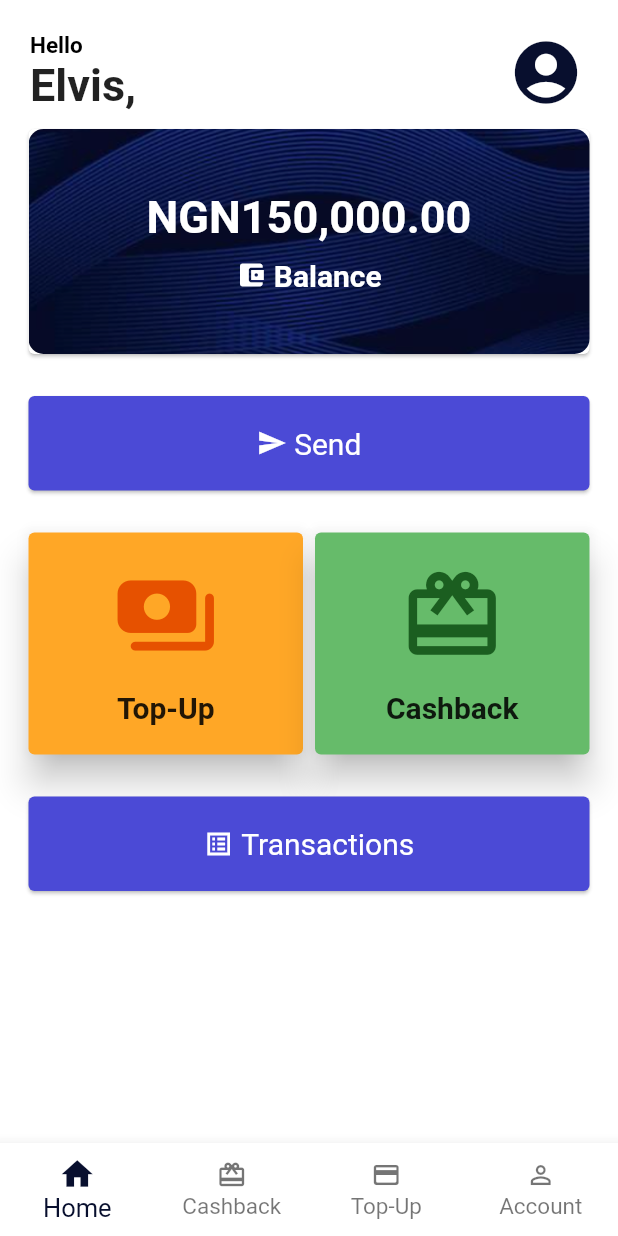
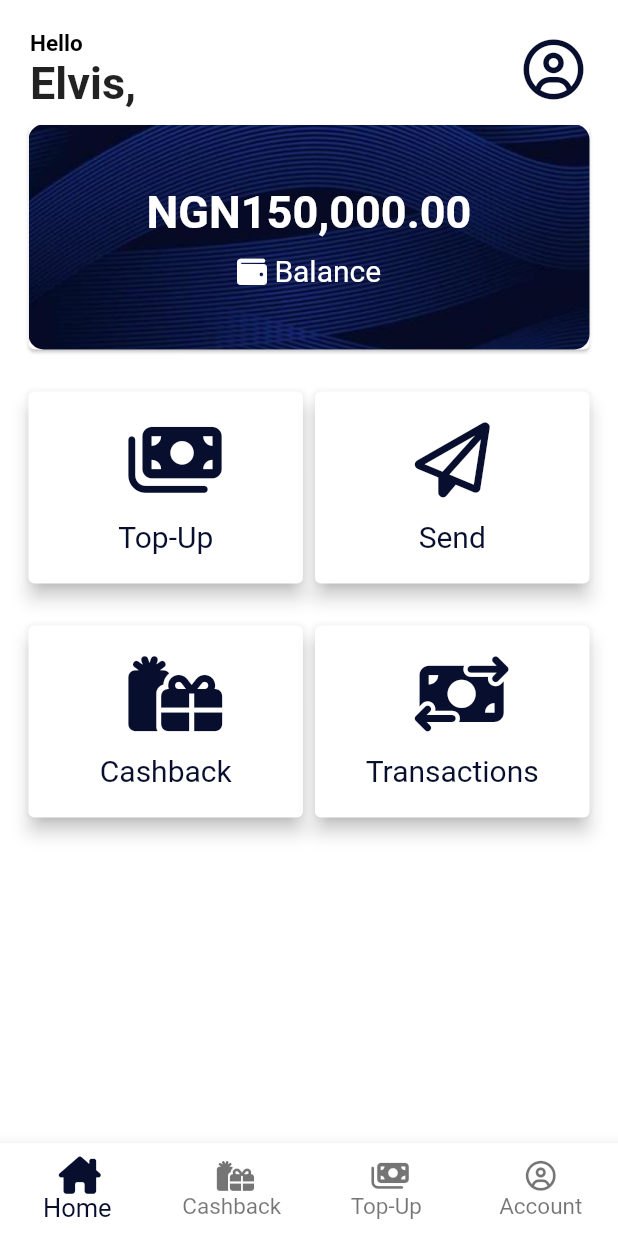
Before and after one commit to elvis-onobo/cashback, a Flutter app: the BottomNavigation screen opened by its route, on a phone screen of 412 x 824 dp. Run offline on Flutter 3.47's test engine with Material 2 defaults, Android fonts, the phone set to English and light mode, and no system bars; our stand-ins replace font_awesome_flutter.

Commit message:
change icons to Font Awesome

```diff
--- a/lib/bottomNavigation.dart
+++ b/lib/bottomNavigation.dart
@@ -3,6 +3,7 @@ import 'package:cashback/profile/myAccount.dart';
 import 'package:flutter/material.dart';
 import 'dashboard/dashboard.dart';
 import 'fund/fund_account.dart';
+import 'package:font_awesome_flutter/font_awesome_flutter.dart';
 
 class BottomNavigation extends StatefulWidget {
   const BottomNavigation({Key? key}) : super(key: key);
@@ -40,22 +41,22 @@ class _BottomNavigationState extends State<BottomNavigation> {
         items: const <BottomNavigationBarItem>[
           BottomNavigationBarItem(
             icon: Icon(
-              Icons.home,
+              FontAwesomeIcons.houseChimney,
             ),
             label: 'Home',
           ),
           BottomNavigationBarItem(
-            icon: Icon(Icons.card_giftcard),
+            icon: Icon(FontAwesomeIcons.gifts),
             label: 'Cashback',
           ),
           BottomNavigationBarItem(
             icon: Icon(
-              Icons.credit_card_rounded,
+              FontAwesomeIcons.moneyBills,
             ),
             label: 'Top-Up',
           ),
           BottomNavigationBarItem(
-            icon: Icon(Icons.person_outline_outlined),
+            icon: Icon(FontAwesomeIcons.circleUser),
             label: 'Account',
           ),
         ],
--- a/lib/dashboard/dashboard.dart
+++ b/lib/dashboard/dashboard.dart
@@ -1,7 +1,5 @@
-import 'package:cashback/cashback/cashback.dart';
-import 'package:cashback/profile/myAccount.dart';
-import 'package:cashback/transactions/transactions.dart';
 import 'package:flutter/material.dart';
+import 'package:font_awesome_flutter/font_awesome_flutter.dart';
 
 class Dashboard extends StatefulWidget {
   const Dashboard({Key? key}) : super(key: key);
@@ -52,17 +50,17 @@ class _DashboardState extends State<Dashboard> {
                         onPressed: (){
                           Navigator.pushNamed(context, '/myAccount');
                         },
-                        iconSize: 50,
+                        iconSize: 40,
                         color: const Color(0xFF080f2e),
                         icon: const Icon(
-                            Icons.account_circle
+                            FontAwesomeIcons.circleUser
                         )
                     )
                   ],
                 ),
                 const SizedBox(height: 1.0),
                 Card(
-                  // elevation: 20,
+                  // elevation: 5,
                   child: Container(
                     height: 150,
                     width: double.infinity,
@@ -91,7 +89,7 @@ class _DashboardState extends State<Dashboard> {
                               child: Row(
                                 mainAxisAlignment: MainAxisAlignment.center,
                                 children: const [
-                                  Icon(Icons.account_balance_wallet,
+                                  Icon(FontAwesomeIcons.wallet,
                                     color: Colors.white,
                                     size: 20.0,
                                   ),
@@ -100,7 +98,7 @@ class _DashboardState extends State<Dashboard> {
                                     style: TextStyle(
                                       fontSize: 20.0,
                                       color: Colors.white,
-                                      fontWeight: FontWeight.bold
+                                      fontWeight: FontWeight.normal
                                     ),
                                   ),
                                 ],
@@ -108,38 +106,6 @@ class _DashboardState extends State<Dashboard> {
                             ),
                           ],
                         )
-                    ),
-                  ),
-                ),
-                const SizedBox(height: 20.0),
-                GestureDetector(
-                  onTap: (){
-                    Navigator.pushNamed(context, '/send');
-                  },
-                  child: Card(
-                    color: const Color(0xff4b4ad6),
-                    // elevation: 20,
-                    child: Padding(
-                      padding: const EdgeInsets.all(20.0),
-                      child: Row(
-                        mainAxisAlignment: MainAxisAlignment.center,
-                        children: const [
-                          Icon(
-                            Icons.send,
-                            color: Colors.white,
-                            size: 20.0,
-                            semanticLabel: 'virtual account',
-                          ),
-                          SizedBox(width: 5.0),
-                          Text('Send',
-                            style: TextStyle(
-                                color: Colors.white,
-                                fontSize: 20.0,
-                                fontWeight: FontWeight.normal
-                            ),
-                          ),
-                        ],
-                      ),
                     ),
                   ),
                 ),
@@ -153,8 +119,8 @@ class _DashboardState extends State<Dashboard> {
                           Navigator.pushNamed(context, '/fund');
                         },
                         child: Card(
-                          color: Colors.orange[400],
-                          elevation: 10,
+                          color: Colors.white,
+                          elevation: 5,
                           child: Column(
                             mainAxisAlignment: MainAxisAlignment.start,
                             crossAxisAlignment: CrossAxisAlignment.stretch,
@@ -162,22 +128,22 @@ class _DashboardState extends State<Dashboard> {
                               Padding(
                                 padding: const EdgeInsets.all(20.0),
                                 child: Column(
-                                  children: <Widget>[
-                                    Icon(Icons.payments_rounded,
-                                      size: 70,
-                                      color: Colors.orange[900],
+                                  children: const <Widget>[
+                                    Icon(FontAwesomeIcons.moneyBills,
+                                      size: 50,
+                                      color: Color(0xFF080f2e),
                                     ),
-                                    const SizedBox(height: 15.0),
-                                    const Text('Top-Up',
+                                    SizedBox(height: 15.0),
+                                    Text('Top-Up',
                                       style: TextStyle(
                                         fontSize: 20,
-                                        fontWeight: FontWeight.bold,
+                                        color: Color(0xFF080f2e),
+                                        fontWeight: FontWeight.normal,
                                       ),
                                     )
                                   ],
                                 ),
                               ),
-
                             ],
                           ),
                         ),
@@ -186,11 +152,11 @@ class _DashboardState extends State<Dashboard> {
                     Expanded(
                       child: GestureDetector(
                         onTap: (){
-                          Navigator.pushNamed(context, '/cashback');
+                          Navigator.pushNamed(context, '/send');
                         },
                         child: Card(
-                          color: Colors.green[400],
-                          elevation: 10,
+                          color: Colors.white,
+                          elevation: 5,
                           child: Column(
                             mainAxisAlignment: MainAxisAlignment.start,
                             crossAxisAlignment: CrossAxisAlignment.stretch,
@@ -198,16 +164,19 @@ class _DashboardState extends State<Dashboard> {
                               Padding(
                                 padding: const EdgeInsets.all(20.0),
                                 child: Column(
-                                  children: <Widget>[
-                                    Icon(Icons.card_giftcard,
-                                      size: 70,
-                                      color: Colors.green[900],
+                                  children:  const <Widget>[
+                                    Icon(
+                                      FontAwesomeIcons.paperPlane,
+                                      color: Color(0xFF080f2e),
+                                      size: 50.0,
+                                      semanticLabel: 'send money',
                                     ),
-                                    const SizedBox(height: 15.0),
-                                    const Text('Cashback',
+                                    SizedBox(height: 15.0),
+                                    Text('Send',
                                       style: TextStyle(
                                         fontSize: 20,
-                                        fontWeight: FontWeight.bold,
+                                        color: Color(0xFF080f2e),
+                                        fontWeight: FontWeight.normal,
                                       ),
                                     )
                                   ],
@@ -221,30 +190,74 @@ class _DashboardState extends State<Dashboard> {
                   ],
                 ),
                 const SizedBox(height: 20.0),
-                GestureDetector(
+                Row(
+                  mainAxisAlignment: MainAxisAlignment.spaceBetween,
+                  children: <Widget>[
+                    Expanded(
+                      child: GestureDetector(
                         onTap: (){
-                    Navigator.pushNamed(context, '/transactions');
+                          Navigator.pushNamed(context, '/fund');
                         },
                         child: Card(
-                    color: const Color(0xff4b4ad6),
-                    // elevation: 20,
-                    child: Padding(
+                          color: Colors.white,
+                          elevation: 5,
+                          child: Column(
+                            mainAxisAlignment: MainAxisAlignment.start,
+                            crossAxisAlignment: CrossAxisAlignment.stretch,
+                            children: <Widget>[
+                              Padding(
                                 padding: const EdgeInsets.all(20.0),
-                      child: Row(
-                        mainAxisAlignment: MainAxisAlignment.center,
-                        children: const [
-                          Icon(
-                            Icons.list_alt_sharp,
+                                child: Column(
+                                  children: const <Widget>[
+                                    Icon(FontAwesomeIcons.gifts,
+                                      size: 50,
+                                      color: Color(0xFF080f2e),
+                                    ),
+                                    SizedBox(height: 15.0),
+                                    Text('Cashback',
+                                      style: TextStyle(
+                                        fontSize: 20,
+                                        color: Color(0xFF080f2e),
+                                        fontWeight: FontWeight.normal,
+                                      ),
+                                    )
+                                  ],
+                                ),
+                              ),
+                            ],
+                          ),
+                        ),
+                      ),
+                    ),
+                    Expanded(
+                      child: GestureDetector(
+                        onTap: (){
+                          Navigator.pushNamed(context, '/cashback');
+                        },
+                        child: Card(
                           color: Colors.white,
-                            size: 20.0,
-                            semanticLabel: 'virtual account',
+                          elevation: 5,
+                          child: Column(
+                            mainAxisAlignment: MainAxisAlignment.start,
+                            crossAxisAlignment: CrossAxisAlignment.stretch,
+                            children: <Widget>[
+                              Padding(
+                                padding: const EdgeInsets.all(20.0),
+                                child: Column(
+                                  children: const <Widget>[
+                                    Icon(FontAwesomeIcons.moneyBillTransfer,
+                                      size: 50,
+                                      color: Color(0xFF080f2e),
                                     ),
-                          SizedBox(width: 5.0),
+                                    SizedBox(height: 15.0),
                                     Text('Transactions',
                                       style: TextStyle(
-                                color: Colors.white,
-                                fontSize: 20.0,
-                                fontWeight: FontWeight.normal
+                                        fontSize: 20,
+                                        color: Color(0xFF080f2e),
+                                        fontWeight: FontWeight.normal,
+                                      ),
+                                    )
+                                  ],
                                 ),
                               ),
                             ],
@@ -254,6 +267,8 @@ class _DashboardState extends State<Dashboard> {
                     ),
                   ],
                 ),
+              ],
+            ),
           ),
         ),
       ),
--- a/lib/profile/myAccount.dart
+++ b/lib/profile/myAccount.dart
@@ -1,4 +1,5 @@
 import 'package:flutter/material.dart';
+import 'package:font_awesome_flutter/font_awesome_flutter.dart';
 
 class MyAccount extends StatelessWidget {
   const MyAccount({Key? key}) : super(key: key);
@@ -48,7 +49,7 @@ class MyAccount extends StatelessWidget {
                         mainAxisAlignment: MainAxisAlignment.start,
                         children: const <Widget>[
                           Icon(
-                            Icons.account_circle_outlined,
+                            FontAwesomeIcons.circleUser,
                             size: 20.0,
                           ),
                           SizedBox(width: 10.0),
@@ -78,7 +79,7 @@ class MyAccount extends StatelessWidget {
                         mainAxisAlignment: MainAxisAlignment.start,
                         children: const <Widget>[
                           Icon(
-                            Icons.numbers_rounded,
+                            FontAwesomeIcons.hashtag,
                             size: 20.0,
                           ),
                           SizedBox(width: 10.0),
@@ -131,7 +132,7 @@ class MyAccount extends StatelessWidget {
                         mainAxisAlignment: MainAxisAlignment.start,
                         children: const <Widget>[
                           Icon(
-                            Icons.logout_outlined,
+                            FontAwesomeIcons.rightFromBracket,
                             size: 20.0,
                           ),
                           SizedBox(width: 10.0),
--- a/pubspec.yaml
+++ b/pubspec.yaml
@@ -35,6 +35,7 @@ dependencies:
   # The following adds the Cupertino Icons font to your application.
   # Use with the CupertinoIcons class for iOS style icons.
   cupertino_icons: ^1.0.2
+  font_awesome_flutter: ^10.4.0
 
 dev_dependencies:
   flutter_test:
```
Also changed, not shown: pubspec.lock. Lines whose indentation alone changed are shown as unchanged.
